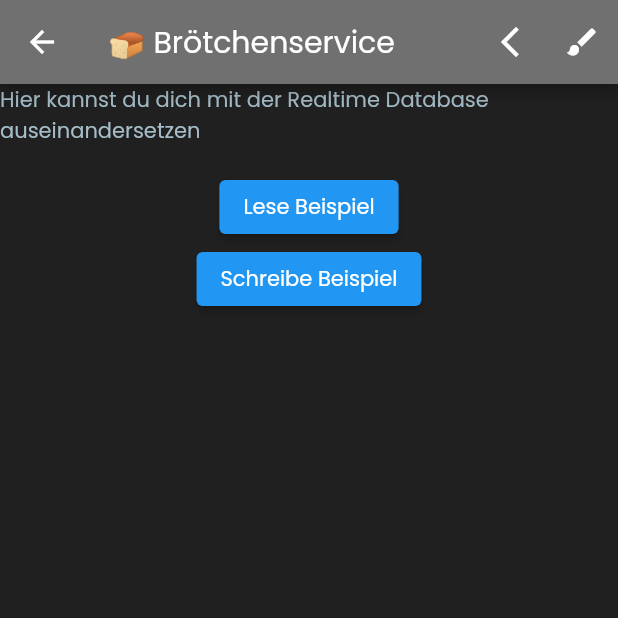
After one commit to mmaeffert/fs201, a Flutter app: the screen it shows after launch, in the side drawer, after a tap on "Database Beispiel", on a phone screen of 412 x 824 dp, the top half of it. The commit adds this screen. Run offline on Flutter 3.47's test engine with Material 2 defaults, Android fonts, the phone set to English and light mode, and no system bars; our stand-ins replace firebase_auth, firebase_core, firebase_database, font_awesome_flutter, google_sign_in; accounts and stored records are empty.

Commit message:
added Realtime Database connection and a write example

```diff
--- a/lib/drawer.dart
+++ b/lib/drawer.dart
@@ -2,6 +2,7 @@ import 'package:flutter/material.dart';
 import './main.dart';
 import './dauerauftrag.dart';
 import './account.dart';
+import './realTimeDatabaseExample.dart';
 
 class drawer {
   test(BuildContext context) {
@@ -53,6 +54,18 @@ class drawer {
                     MaterialPageRoute(builder: (context) => Account()));
               },
             ),
+            ListTile(
+              contentPadding: EdgeInsets.symmetric(vertical: 10, horizontal: 0),
+              title: Text(
+                "Database Beispiel",
+                style: TextStyle(fontSize: 25),
+              ),
+              onTap: () {
+                Navigator.pop(context);
+                Navigator.push(context,
+                    MaterialPageRoute(builder: (context) => RTDatabase()));
+              },
+            ),
           ],
         ));
   }
--- /dev/null
+++ b/lib/realTimeDatabaseExample.dart
@@ -0,0 +1,40 @@
+import 'package:broetchenservice/readExample.dart';
+import 'package:broetchenservice/writeExample.dart';
+import 'package:flutter/foundation.dart';
+import 'package:flutter/material.dart';
+import './appbar.dart' as ab;
+
+class RTDatabase extends StatefulWidget {
+  const RTDatabase({Key? key}) : super(key: key);
+
+  @override
+  State<RTDatabase> createState() => _RTDatabaseState();
+}
+
+class _RTDatabaseState extends State<RTDatabase> {
+  @override
+  Widget build(BuildContext context) {
+    return Scaffold(
+      appBar: ab.Appbar.MainAppBar(context),
+      body: Column(crossAxisAlignment: CrossAxisAlignment.center, children: [
+        Text("Hier kannst du dich mit der Realtime Database auseinandersetzen"),
+        SizedBox(
+          height: 16,
+          width: MediaQuery.of(context).size.width,
+        ),
+        ElevatedButton(
+            onPressed: () {
+              Navigator.push(context,
+                  MaterialPageRoute(builder: (context) => ReadExample()));
+            },
+            child: Text("Lese Beispiel")),
+        ElevatedButton(
+            onPressed: () {
+              Navigator.push(context,
+                  MaterialPageRoute(builder: (context) => WriteExample()));
+            },
+            child: Text("Schreibe Beispiel"))
+      ]),
+    );
+  }
+}
--- a/pubspec.yaml
+++ b/pubspec.yaml
@@ -33,6 +33,7 @@ dependencies:
   google_sign_in: ^5.0.3
   font_awesome_flutter: ^9.0.0
   provider: ^5.0.0
+  firebase_database: ^9.0.8
 
 
 
```
Also changed, not shown: lib/readExample.dart (added, +18 -0 lines), lib/writeExample.dart (added, +32 -0 lines), pubspec.lock, 3 other files.
